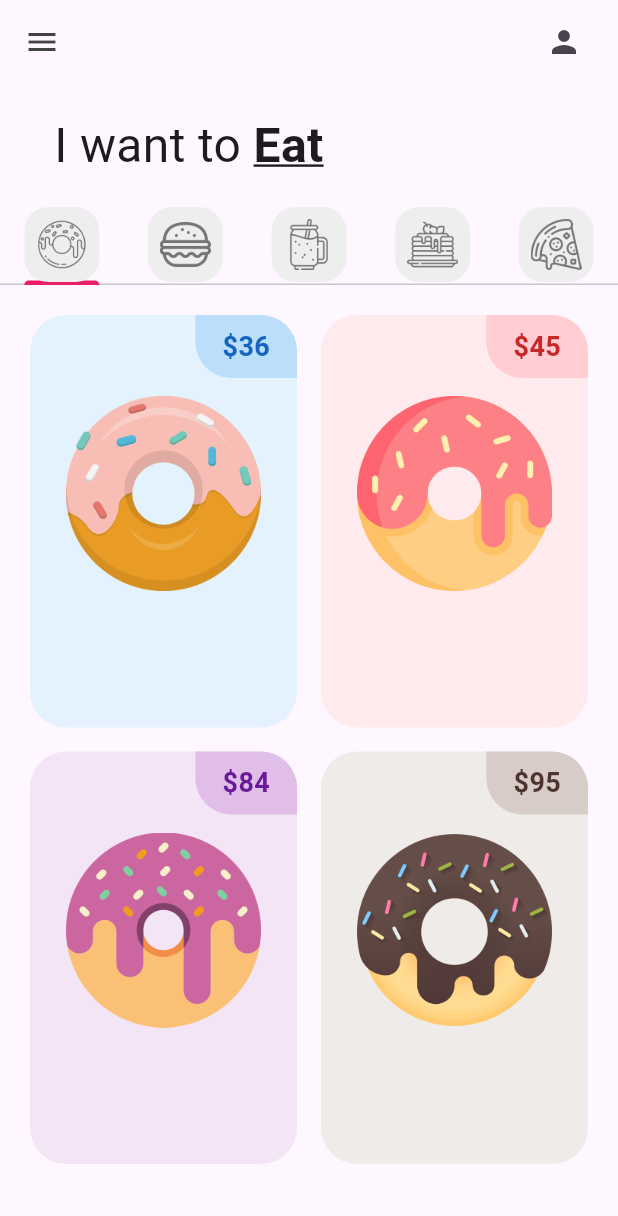
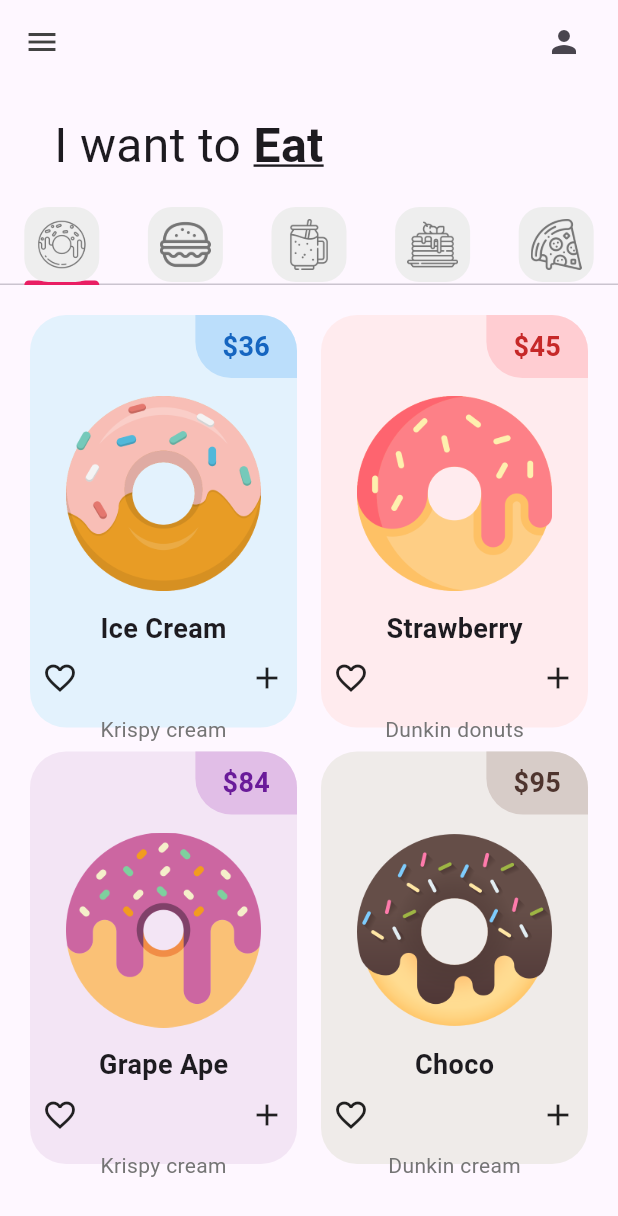
Before and after one commit to Jaimeescobar857/Donnut_App_2a_Escobar., a Flutter app: the screen it shows after launch, on a phone screen of 412 x 824 dp. Shown: the top 1216 px of the screen. Run offline on Flutter 3.47's test engine with Material 3 defaults, Android fonts, the phone set to English and light mode, and no system bars.

Commit message:
donut_Tile_Finish

```diff
--- a/lib/tabs/donut_tab.dart
+++ b/lib/tabs/donut_tab.dart
@@ -6,11 +6,11 @@ import 'donut_tile.dart';
 class DonutTab extends StatelessWidget {
   // Lista de donas
   final List donutsOnSale = [
-    // [ donutFlavor, donutPrice, donutColor, imageName ]
-    ["Ice Cream", "36", Colors.blue, "lib/images/icecream_donut.png"],
-    ["Strawberry", "45", Colors.red, "lib/images/strawberry_donut.png"],
-    ["Grape Ape", "84", Colors.purple, "lib/images/grape_donut.png"],
-    ["Choco", "95", Colors.brown, "lib/images/chocolate_donut.png"],
+    // [ donutFlavor, donutStore, donutPrice, donutColor, imageName ]
+    ["Ice Cream","Krispy cream", "36", Colors.blue, "lib/images/icecream_donut.png"],
+    ["Strawberry","Dunkin donuts", "45", Colors.red, "lib/images/strawberry_donut.png"],
+    ["Grape Ape","Krispy cream", "84", Colors.purple, "lib/images/grape_donut.png"],
+    ["Choco","Dunkin cream", "95", Colors.brown, "lib/images/chocolate_donut.png"],
   ];
   DonutTab({super.key});
 
@@ -29,9 +29,10 @@ class DonutTab extends StatelessWidget {
           // Elemento individual de una cuadrícula (Tile)
           return DonutTile(
             donutFlavor: donutsOnSale[index][0],
-            donutPrice: donutsOnSale[index][1],
-            donutColor: donutsOnSale[index][2],
-            imageName: donutsOnSale[index][3],
+            donutStore: donutsOnSale[index][1],
+            donutPrice: donutsOnSale[index][2],
+            donutColor: donutsOnSale[index][3],
+            imageName: donutsOnSale[index][4],
           );
         });
   }
--- a/lib/tabs/donut_tile.dart
+++ b/lib/tabs/donut_tile.dart
@@ -6,10 +6,12 @@ class DonutTile extends StatelessWidget {
   final dynamic
       donutColor; //dynamic porque será de tipo Color y también usará []
   final String imageName;
+  final String donutStore;
 
   const DonutTile({
     super.key,
     required this.donutFlavor,
+    required this.donutStore,
     required this.donutPrice,
     required this.donutColor,
     required this.imageName,
@@ -53,11 +55,25 @@ class DonutTile extends StatelessWidget {
               padding:
                   const EdgeInsets.symmetric(horizontal: 24.0, vertical: 12),
               child: Image.asset(imageName),
-            )
+            ),
 
             //Donut Flavor
-
+            Text(donutFlavor, style: TextStyle(fontWeight: FontWeight.bold, fontSize: 18)),
             //Love icon + add buton
+            Padding(padding: const EdgeInsets.all(8.0),
+            child: Row(
+              mainAxisAlignment: MainAxisAlignment.spaceBetween,
+              children: [
+                Icon(Icons.favorite_border),
+                Icon(Icons.add),
+              ],
+            ),
+         ),
+            // espacio entre textos
+            const SizedBox(
+              height: 4,
+            ),
+            Text(donutStore, style: TextStyle(color: Colors.grey[600]))
           ],
         ),
       ),
```
